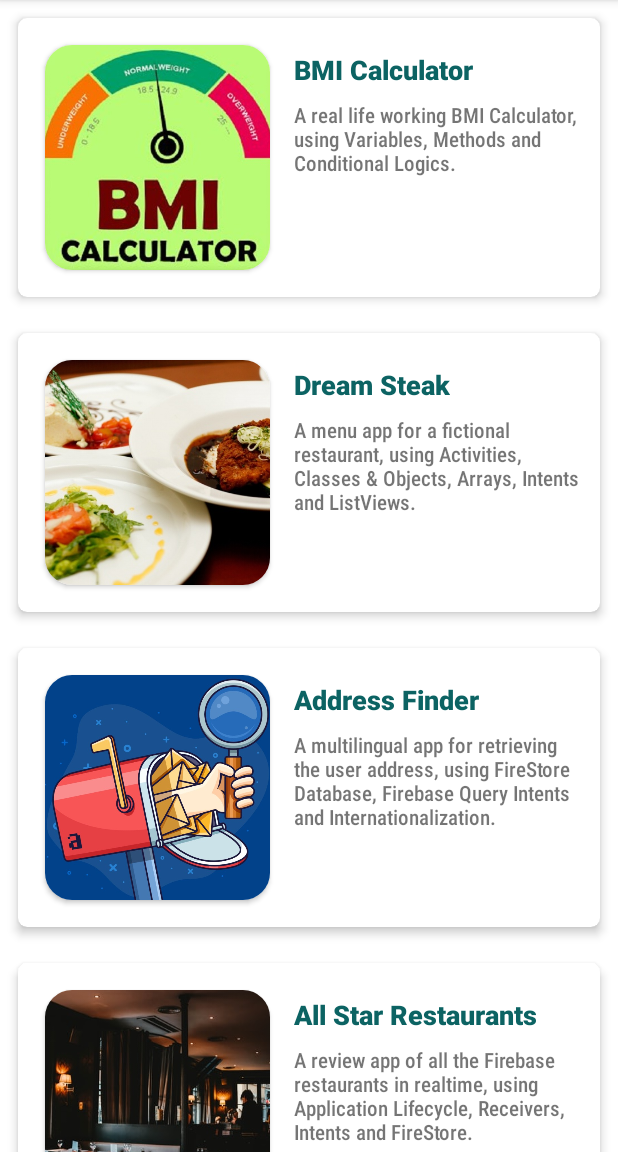
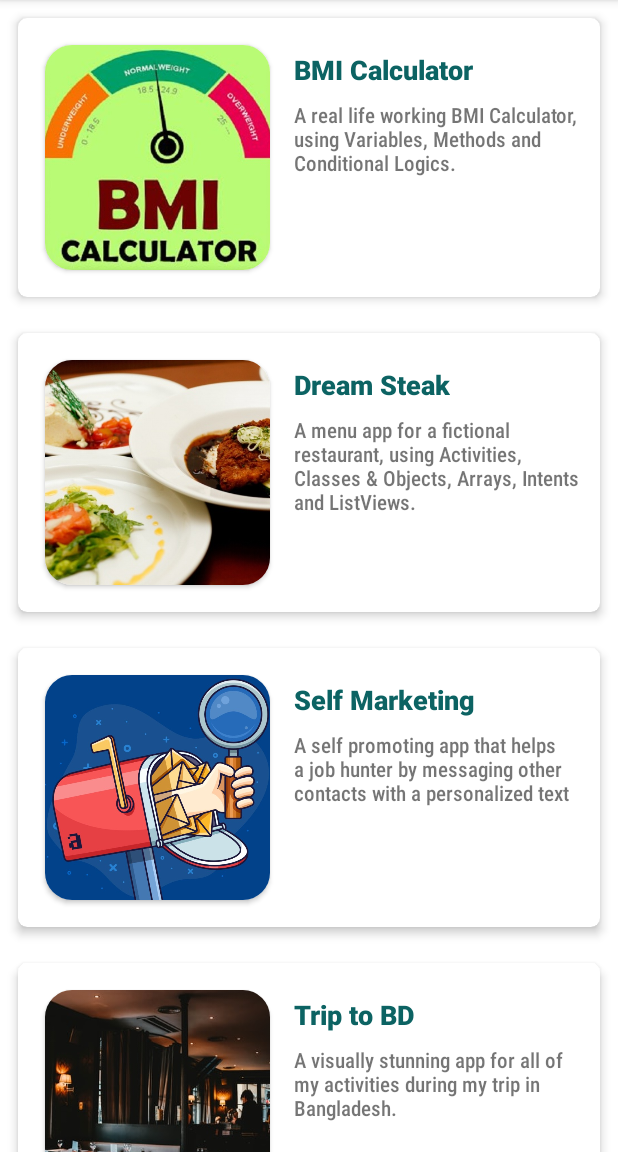
Before and after one commit to ETS-Android5/Android-Portfolio, an Android app: the screen it shows after launch (MainActivity), on a phone screen of 412 x 824 dp, the part 84-1236 px from its top. Run offline under Robolectric (Android 15) with nearby library versions, the light colour scheme and no system bars.

Commit message:
"portfolio after windows setup"

```diff
--- a/app/src/main/java/com/mkalegend/android_portfolio/MainActivity.java
+++ b/app/src/main/java/com/mkalegend/android_portfolio/MainActivity.java
@@ -14,22 +14,7 @@ public class MainActivity extends AppCompatActivity {
         setContentView(R.layout.activity_main);
 
         RecyclerView recyclerViewProjects = findViewById(R.id.recyclerViewProjects);
-        Project[] projects = {
-                new Project("BMI Calculator",
-                        "A real life working BMI Calculator, using Variables, Methods and Conditional Logics.",
-                        R.drawable.bmi),
-                new Project("Dream Steak",
-                        "A menu app for a fictional restaurant, using Activities, Classes & Objects, Arrays, Intents and ListViews.",
-                        R.drawable.dream_steak),
-                new Project("Address Finder",
-                        "A multilingual app for retrieving the user address, using FireStore Database, Firebase Query Intents and Internationalization.",
-                        R.drawable.addressfind),
-                new Project("All Star Restaurants",
-                        "A review app of all the Firebase restaurants in realtime, using Application Lifecycle, Receivers, Intents and FireStore.",
-                        R.drawable.restaurant),
-        };
-
-        ProjectsAdapter adapter = new ProjectsAdapter(projects);
+        ProjectsAdapter adapter = new ProjectsAdapter(Project.projects);
         recyclerViewProjects.setAdapter(adapter);
 
     }
--- a/app/src/main/java/com/mkalegend/android_portfolio/Project.java
+++ b/app/src/main/java/com/mkalegend/android_portfolio/Project.java
@@ -10,4 +10,19 @@ public class Project {
         this.pDescription = pDescription;
         this.pImages = pImages;
     }
+
+    public static Project[] projects = {
+            new Project("BMI Calculator",
+                    "A real life working BMI Calculator, using Variables, Methods and Conditional Logics.",
+                    R.drawable.bmi),
+            new Project("Dream Steak",
+                    "A menu app for a fictional restaurant, using Activities, Classes & Objects, Arrays, Intents and ListViews.",
+                    R.drawable.dream_steak),
+            new Project("Self Marketing",
+                    "A self promoting app that helps a job hunter by messaging other contacts with a personalized text",
+                    R.drawable.addressfind),
+            new Project("Trip to BD",
+                    "A visually stunning app for all of my activities during my trip in Bangladesh.",
+                    R.drawable.restaurant)
+    };
 }
--- a/build.gradle
+++ b/build.gradle
@@ -5,7 +5,7 @@ buildscript {
         jcenter()
     }
     dependencies {
-        classpath "com.android.tools.build:gradle:4.1.2"
+        classpath 'com.android.tools.build:gradle:4.2.1'
 
         // NOTE: Do not place your application dependencies here; they belong
         // in the individual module build.gradle files
```
Also changed, not shown: gradle/wrapper/gradle-wrapper.properties.
